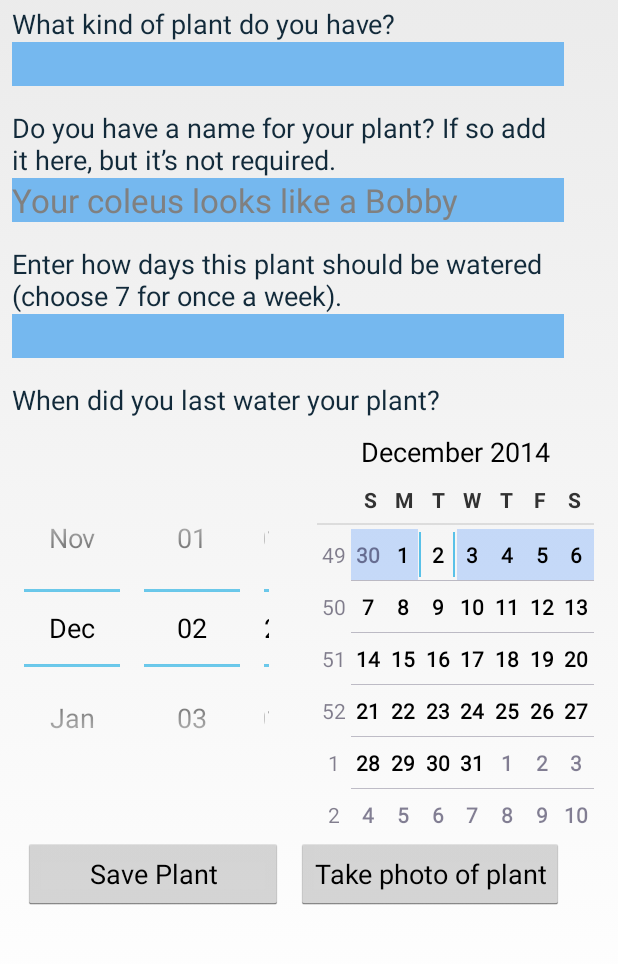
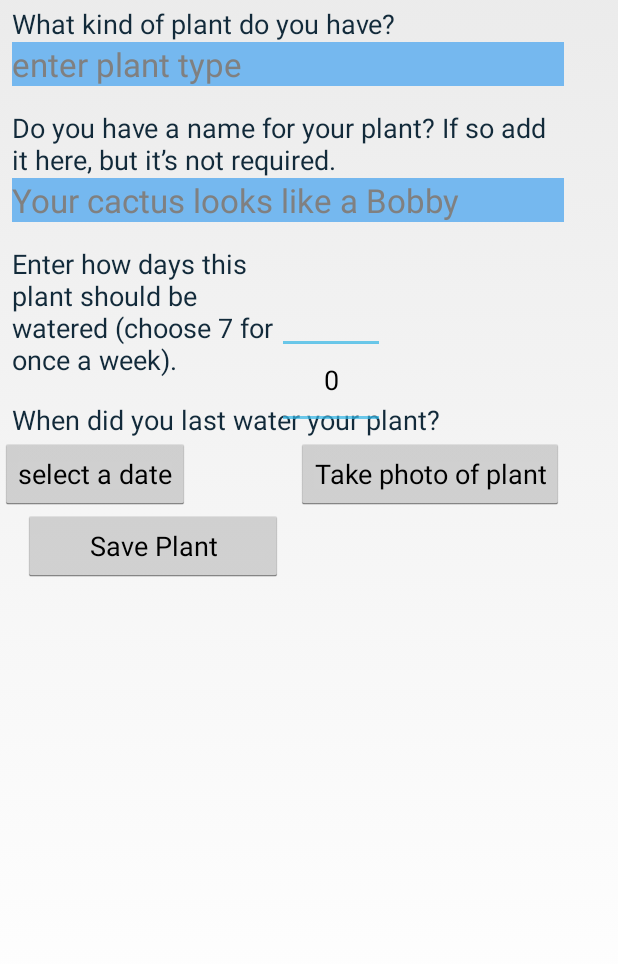
Before and after one commit to AmericanCities/HelloAloe, an Android app: the layout add_plant.xml on its own in the app's theme, with its tools: preview values and no code run, on a phone screen of 412 x 824 dp, the part 183-1147 px from its top. Run offline under Robolectric (Android 15) with nearby library versions, the phone set to English and light mode, and no system bars.

Commit message:
Updated addPlant Activity UI functions

```diff
--- a/app/src/main/res/layout/add_plant.xml
+++ b/app/src/main/res/layout/add_plant.xml
@@ -1,6 +1,7 @@
 <?xml version="1.0" encoding="utf-8"?>
 <RelativeLayout xmlns:android="http://schemas.android.com/apk/res/android"
-    android:layout_width="match_parent" android:layout_height="match_parent"
+    android:layout_width="match_parent"
+    android:layout_height="match_parent"
     android:id="@+id/add_plant_container"
     android:clickable="false">
 
@@ -50,7 +51,6 @@
         android:layout_marginTop="8dp"
         android:layout_marginLeft="15dp" />
 
-
     <TextView
         android:id="@+id/plantTypeDsc"
         android:layout_width="wrap_content"
@@ -73,7 +73,8 @@
         android:background="#75B8EF"
         android:layout_alignEnd="@id/headerBkgaddPlant_Text2"
         android:layout_below="@id/plantTypeDsc"
-        android:layout_alignStart="@id/plantTypeDsc" />
+        android:layout_alignStart="@id/plantTypeDsc"
+        android:hint="@string/plantNameHint"/>
 
 
     <TextView
@@ -111,21 +112,9 @@
         android:textSize="18sp"
         android:layout_marginTop="15dp"
         android:layout_alignParentStart="true"
-        android:layout_alignEnd="@id/headerBkgaddPlant_Text2"
         android:layout_below="@id/plantNickName"
-        android:layout_marginLeft="8dp"/>
-
-    <EditText
-        android:id="@+id/plantSched"
-        android:layout_width="wrap_content"
-        android:layout_height="wrap_content"
-        android:textAppearance="?android:attr/textAppearanceLarge"
-        android:singleLine="true"
-        android:textColor="#122A3A"
-        android:background="#75B8EF"
-        android:layout_alignEnd="@id/headerBkgaddPlant_Text2"
-        android:layout_below="@id/plantSchedDsc"
-        android:layout_alignStart="@id/plantTypeDsc" />
+        android:layout_marginLeft="8dp"
+        android:layout_alignEnd="@+id/savePlant" />
 
     <TextView
         android:id="@+id/lastDateDsc"
@@ -137,23 +126,31 @@
         android:layout_marginTop="15dp"
         android:layout_alignParentStart="true"
         android:layout_alignEnd="@id/headerBkgaddPlant_Text2"
-        android:layout_below="@id/plantSched"
-        android:layout_marginLeft="8dp"/>
+        android:layout_marginLeft="8dp"
+        android:layout_below="@id/plantSchedDsc" />
 
 
-    <DatePicker
+    <!--  <DatePicker
          android:id="@+id/datePicker"
          android:layout_width="wrap_content"
          android:layout_height="wrap_content"
          android:layout_below="@id/lastDateDsc"
-        android:layout_alignStart="@id/lastDateDsc"/>
+         android:layout_alignStart="@id/lastDateDsc"/>-->
+
+
+    <Button
+        android:id="@+id/dateButton"
+        android:layout_width="wrap_content"
+        android:layout_height="wrap_content"
+        android:layout_below="@id/lastDateDsc"
+        android:text="select a date"/>
 
      <Button
          android:id="@+id/takePicture"
          android:layout_width="wrap_content"
          android:layout_height="wrap_content"
          android:text="Take photo of plant"
-        android:layout_below="@id/datePicker"
+         android:layout_below="@id/lastDateDsc"
          android:layout_alignEnd="@id/lastDateDsc" />
 
      <Button
@@ -162,17 +159,43 @@
          android:layout_height="wrap_content"
          android:text="Save Plant"
          android:layout_toStartOf="@id/headerBkgaddPlant_Text2"
-        android:layout_below="@id/datePicker"
+         android:layout_below="@id/dateButton"
          android:layout_alignStart="@id/header_logo" />
 
+     <NumberPicker
+         android:id="@+id/schdulePicker"
+         android:layout_width="wrap_content"
+         android:layout_height="wrap_content"
+         android:layout_toEndOf="@id/plantSchedDsc"
+         android:layout_toStartOf="@id/schdulePicker"
+         android:layout_alignTop="@id/plantSchedDsc" />
 
-   <!-- <ImageView
+     <TextView
+         android:id="@+id/scheduleResult"
+         android:layout_width="wrap_content"
+         android:layout_height="wrap_content"
+         android:textAppearance="?android:attr/textAppearanceLarge"
+         android:layout_alignTop="@id/schdulePicker"
+         android:layout_toEndOf="@id/schdulePicker"
+         android:layout_above="@id/lastDateDsc" />
+
+    <TextView
+        android:id="@+id/displayDPdate"
+        android:layout_width="wrap_content"
+        android:layout_height="wrap_content"
+        android:textAppearance="?android:attr/textAppearanceSmall"
+        android:layout_below="@id/lastDateDsc"
+        android:layout_toEndOf="@id/dateButton"
+        android:layout_alignBottom="@id/dateButton" />
+
+
+     <ImageView
          android:id="@+id/cameraShot"
          android:layout_width="wrap_content"
          android:layout_height="wrap_content"
-        android:layout_toEndOf="@id/datePicker"
-        android:layout_alignBottom="@id/datePicker"
+         android:layout_toEndOf="@id/displayDPdate"
+         android:layout_alignBottom="@id/displayDPdate"
          android:layout_alignEnd="@id/takePicture"
-        android:layout_below="@+id/lastDateDsc" / -->
+         android:layout_below="@+id/lastDateDsc" />
 
 </RelativeLayout>
--- a/app/src/main/res/values/strings.xml
+++ b/app/src/main/res/values/strings.xml
@@ -12,5 +12,6 @@
     <string name="plant_nickName_dsc">Do you have a name for your plant?  If so add it here, but it’s not required.</string>
     <string name="waterSchedule_dsc">Enter how days this plant should be watered (choose 7 for once a week).</string>
     <string name="last_date_dsc">When did you last water your plant?</string>
-    <string name="nicknameHint">Your coleus looks like a Bobby</string>
+    <string name="plantNameHint">enter plant type</string>
+    <string name="nicknameHint">Your cactus looks like a Bobby</string>
 </resources>
```
Also changed, not shown: app/src/main/java/heering/helloaloe/AddPlant.java (+159 -75 lines). Lines whose indentation alone changed are shown as unchanged.
